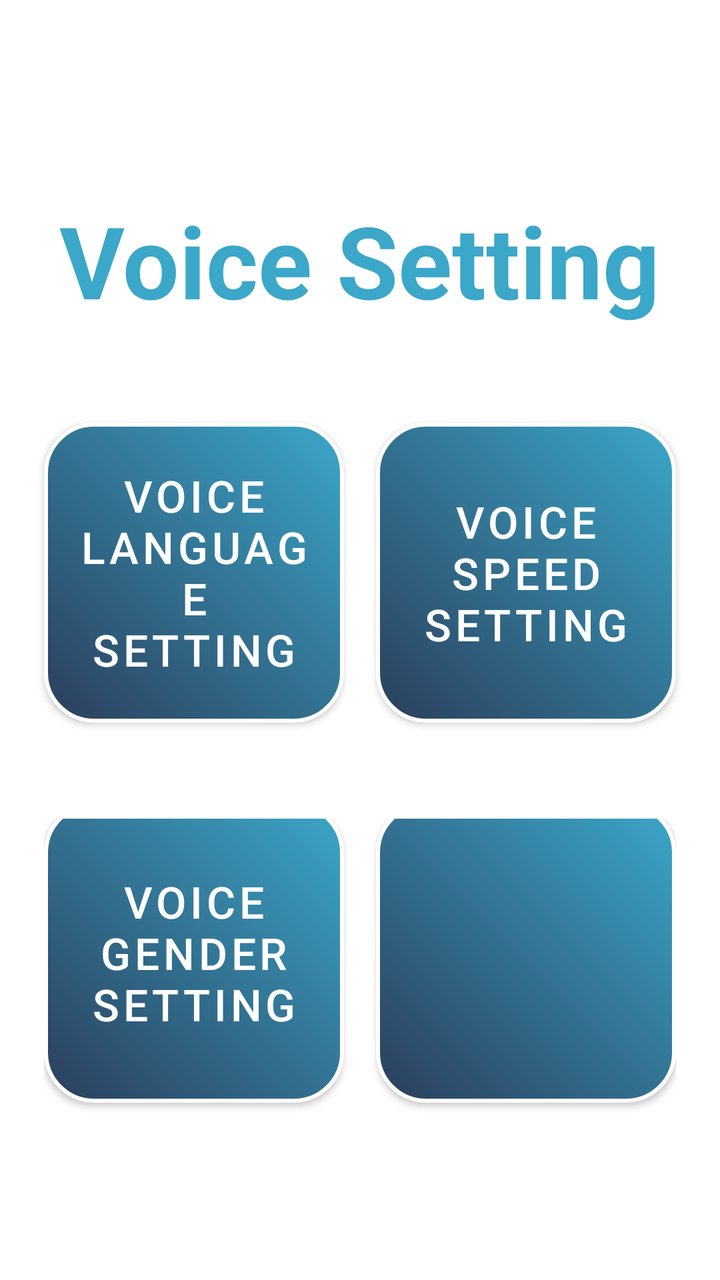
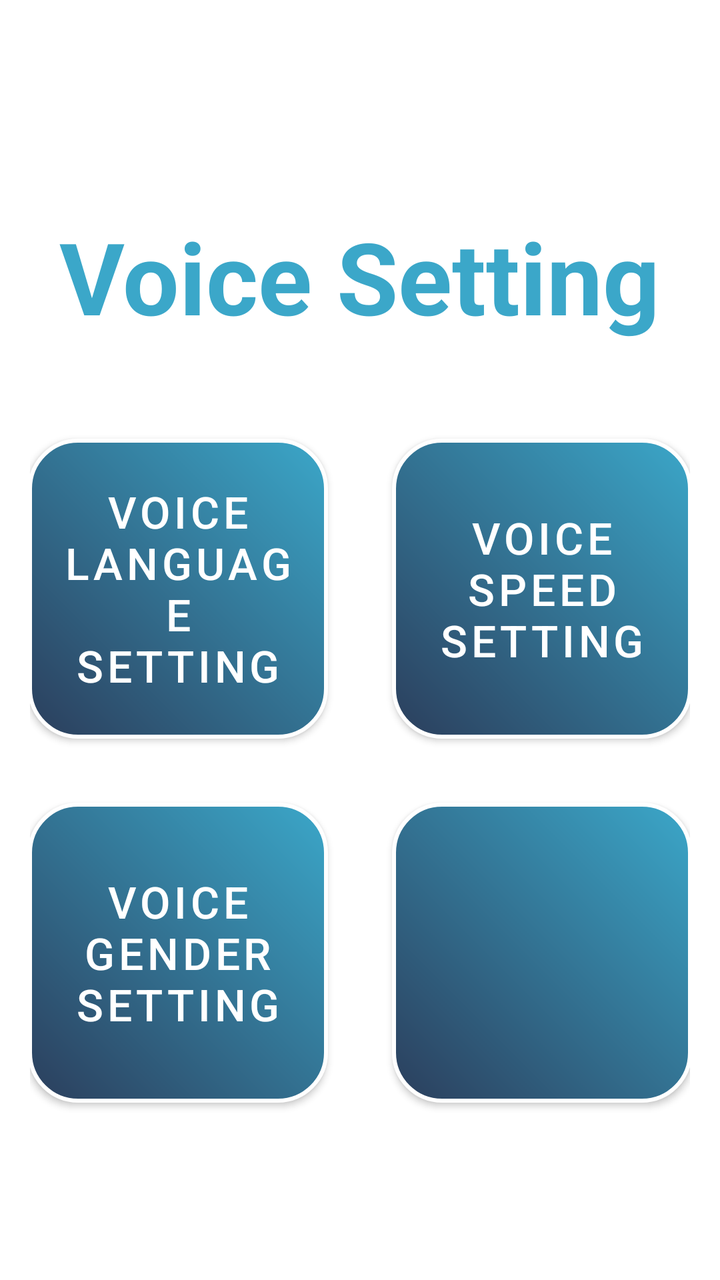

Two renders of the same Android screen: before a commit and after it. Below are the layout's source before the change and the commit's diff.
<!-- AndroidManifest.xml: application theme Theme.VISTA -->
<!-- res/layout/activity_voice_setting_page.xml -->
<?xml version="1.0" encoding="utf-8"?>
<LinearLayout xmlns:android="http://schemas.android.com/apk/res/android"
    xmlns:app="http://schemas.android.com/apk/res-auto"
    android:id="@+id/main"
    android:layout_width="match_parent"
    android:layout_height="match_parent"
    android:background="@color/white"
    android:orientation="vertical"
    android:gravity="center"
    android:padding="16dp">

    
    <LinearLayout
        android:layout_width="match_parent"
        android:layout_height="wrap_content"
        android:layout_marginTop="32dp"
        android:orientation="vertical"
        android:gravity="center">

        
        <LinearLayout
            android:layout_width="match_parent"
            android:layout_height="wrap_content"
            android:orientation="vertical"
            android:gravity="center">

            <TextView
                android:id="@+id/textView2"
                android:layout_width="wrap_content"
                android:layout_height="wrap_content"
                android:layout_marginBottom="32dp"
                android:gravity="center"
                android:text="@string/VoiceSettingPage_title"
                android:textSize="50sp"
                android:textStyle="bold"
                android:textColor="#3BA7C9" />
        </LinearLayout>

        
        <LinearLayout
            android:layout_width="356dp"
            android:layout_height="wrap_content"
            android:layout_marginBottom="32dp"
            android:gravity="center"
            android:orientation="horizontal">
            <com.google.android.material.button.MaterialButton
                android:id="@+id/btnLanSetting"
                style="@style/SemiTransparentRoundedButton"
                android:layout_width="150dp"
                android:layout_height="150dp"
                android:layout_marginTop="16dp"
                android:layout_marginEnd="16dp"
                android:layout_marginBottom="16dp"
                android:background="@drawable/btn_photo_gradient"
                android:text="@string/VoiceSettingPage_VoiceLanguageSetting"
                android:textSize="22sp"
                app:backgroundTint="@null"
                app:backgroundTintMode="src_over"
                app:cornerRadius="0dp"
                app:strokeColor="@null"
                app:strokeWidth="0dp" />
            <com.google.android.material.button.MaterialButton
                android:id="@+id/btnVoiceSpeedSetting"
                style="@style/SemiTransparentRoundedButton"
                android:layout_width="150dp"
                android:layout_height="150dp"
                android:layout_marginTop="16dp"
                android:layout_marginBottom="16dp"
                android:background="@drawable/btn_photo_gradient"
                android:text="@string/VoiceSettingPage_VoiceSpeedSetting"
                android:textSize="22sp"
                app:backgroundTint="@null"
                app:backgroundTintMode="src_over"
                app:cornerRadius="0dp"
                app:strokeColor="@null"
                app:strokeWidth="0dp" />
        </LinearLayout>

        
        <LinearLayout
            android:layout_width="wrap_content"
            android:layout_height="wrap_content"
            android:gravity="center"
            android:orientation="horizontal">
            <com.google.android.material.button.MaterialButton
                android:id="@+id/btnGender"
                style="@style/SemiTransparentRoundedButton"
                android:layout_width="150dp"
                android:layout_height="150dp"
                android:layout_marginEnd="16dp"
                android:layout_marginBottom="16dp"
                android:background="@drawable/btn_photo_gradient"
                android:text="@string/VoiceSettingPage_VoiceGenderSetting"
                android:textSize="22sp"
                app:backgroundTint="@null"
                app:backgroundTintMode="src_over"
                app:cornerRadius="0dp"
                app:strokeColor="@null"
                app:strokeWidth="0dp" />
            <com.google.android.material.button.MaterialButton
                android:id="@+id/button5"
                style="@style/SemiTransparentRoundedButton"
                android:layout_width="150dp"
                android:layout_height="150dp"
                android:layout_marginBottom="16dp"
                android:background="@drawable/btn_photo_gradient"
                android:text=""
                android:textSize="22sp"
                app:backgroundTint="@null"
                app:backgroundTintMode="src_over"
                app:cornerRadius="0dp"
                app:strokeColor="@null"
                app:strokeWidth="0dp" />
        </LinearLayout>
    </LinearLayout>
</LinearLayout>
<!-- resources referenced by this layout -->
<resources>
  <color name="white">#FFFFFF</color>
  <!-- drawable btn_photo_gradient (drawable) -->
  <?xml version="1.0" encoding="utf-8"?>
  <shape xmlns:android="http://schemas.android.com/apk/res/android"
      android:shape="rectangle">
  
      
      <gradient
          android:startColor="#2B3E5C"
          android:endColor="#3BA7C9"
          android:angle="45"
      />
  
      
      <corners android:radius="24dp" />
  
      
      <stroke
          android:width="2dp"
          android:color="#FFFFFF" />
  
  </shape>
  <string name="VoiceSettingPage_VoiceGenderSetting">Voice Gender Setting</string>
  <string name="VoiceSettingPage_VoiceLanguageSetting">Voice Language Setting</string>
  <string name="VoiceSettingPage_VoiceSpeedSetting">Voice Speed Setting</string>
  <string name="VoiceSettingPage_title">Voice Setting</string>
  <style name="SemiTransparentRoundedButton" parent="Widget.MaterialComponents.Button">
          <item name="android:textColor">#FFFFFF</item>
          <item name="background">@drawable/button_selector</item> 
          <item name="cornerRadius">24dp</item>
          <item name="strokeColor">#FFFFFF</item>
          <item name="strokeWidth">2dp</item>
          <item name="backgroundTint">#20FFFFFF</item> 
      </style>
  <style name="Theme.VISTA" parent="Theme.MaterialComponents.DayNight.NoActionBar">
          <item name="colorPrimary">@color/semi_transparent_white</item>
          <item name="colorPrimaryVariant">@color/semi_transparent_white</item>
          <item name="colorOnPrimary">@color/white</item>
          <item name="android:statusBarColor">#D3D3D3</item>
      </style>
  <!-- drawable button_selector (drawable) -->
  <?xml version="1.0" encoding="utf-8"?>
  <selector xmlns:android="http://schemas.android.com/apk/res/android">
      
      <item android:state_pressed="true">
          <shape android:shape="rectangle">
              <solid android:color="#20FFFFFF" /> 
              <stroke android:width="2dp" android:color="#FFFFFF" />
              <corners android:radius="24dp" />
          </shape>
      </item>
  
      
      <item android:state_selected="true">
          <shape android:shape="rectangle">
              <solid android:color="#FFFF00" /> 
              <stroke android:width="2dp" android:color="#FFFFFF" />
              <corners android:radius="24dp" />
          </shape>
      </item>
  
      
      <item>
          <shape android:shape="rectangle">
              <solid android:color="#20FFFFFF" /> 
              <stroke android:width="2dp" android:color="#FFFFFF" />
              <corners android:radius="24dp" />
          </shape>
      </item>
  </selector>
  <color name="semi_transparent_white">#80FFFFFF</color>
</resources>

<!-- the commit's change to res/layout/activity_voice_setting_page.xml (unified diff, before → after) -->
@@ -1,13 +1,13 @@
-<?xml version="1.0" encoding="utf-8"?>
 <LinearLayout xmlns:android="http://schemas.android.com/apk/res/android"
     xmlns:app="http://schemas.android.com/apk/res-auto"
     android:id="@+id/main"
     android:layout_width="match_parent"
     android:layout_height="match_parent"
     android:background="@color/white"
+    android:gravity="center"
     android:orientation="vertical"
-    android:gravity="center"
-    android:padding="16dp">
+    android:padding="15dp"
+    >
 
     
     <LinearLayout
@@ -17,19 +17,19 @@
         android:orientation="vertical"
         android:gravity="center">
 
-        
+    
         <LinearLayout
             android:layout_width="match_parent"
             android:layout_height="wrap_content"
             android:orientation="vertical"
-            android:gravity="center">
+            android:layout_gravity="center">
 
             <TextView
                 android:id="@+id/textView2"
                 android:layout_width="wrap_content"
                 android:layout_height="wrap_content"
                 android:layout_marginBottom="32dp"
-                android:gravity="center"
+                android:layout_gravity="center"
                 android:text="@string/VoiceSettingPage_title"
                 android:textSize="50sp"
                 android:textStyle="bold"
@@ -38,20 +38,20 @@
 
         
         <LinearLayout
-            android:layout_width="356dp"
+            android:layout_width="wrap_content"
             android:layout_height="wrap_content"
-            android:layout_marginBottom="32dp"
-            android:gravity="center"
-            android:orientation="horizontal">
-            <com.google.android.material.button.MaterialButton
+            android:orientation="horizontal"
+            android:gravity="center">
+
+        <com.google.android.material.button.MaterialButton
                 android:id="@+id/btnLanSetting"
                 style="@style/SemiTransparentRoundedButton"
-                android:layout_width="150dp"
-                android:layout_height="150dp"
-                android:layout_marginTop="16dp"
-                android:layout_marginEnd="16dp"
-                android:layout_marginBottom="16dp"
-                android:background="@drawable/btn_photo_gradient"
+            android:layout_width="150dp"
+            android:layout_height="150dp"
+            android:layout_margin="16dp"
+            android:layout_gravity="center"
+
+            android:background="@drawable/btn_photo_gradient"
                 android:text="@string/VoiceSettingPage_VoiceLanguageSetting"
                 android:textSize="22sp"
                 app:backgroundTint="@null"
@@ -64,8 +64,9 @@
                 style="@style/SemiTransparentRoundedButton"
                 android:layout_width="150dp"
                 android:layout_height="150dp"
-                android:layout_marginTop="16dp"
-                android:layout_marginBottom="16dp"
+                android:layout_margin="16dp"
+                android:layout_gravity="center"
+
                 android:background="@drawable/btn_photo_gradient"
                 android:text="@string/VoiceSettingPage_VoiceSpeedSetting"
                 android:textSize="22sp"
@@ -87,8 +88,9 @@
                 style="@style/SemiTransparentRoundedButton"
                 android:layout_width="150dp"
                 android:layout_height="150dp"
-                android:layout_marginEnd="16dp"
-                android:layout_marginBottom="16dp"
+                android:layout_margin="16dp"
+                android:layout_gravity="center"
+
                 android:background="@drawable/btn_photo_gradient"
                 android:text="@string/VoiceSettingPage_VoiceGenderSetting"
                 android:textSize="22sp"
@@ -102,7 +104,8 @@
                 style="@style/SemiTransparentRoundedButton"
                 android:layout_width="150dp"
                 android:layout_height="150dp"
-                android:layout_marginBottom="16dp"
+                android:layout_margin="16dp"
+                android:layout_gravity="center"
                 android:background="@drawable/btn_photo_gradient"
                 android:text=""
                 android:textSize="22sp"
